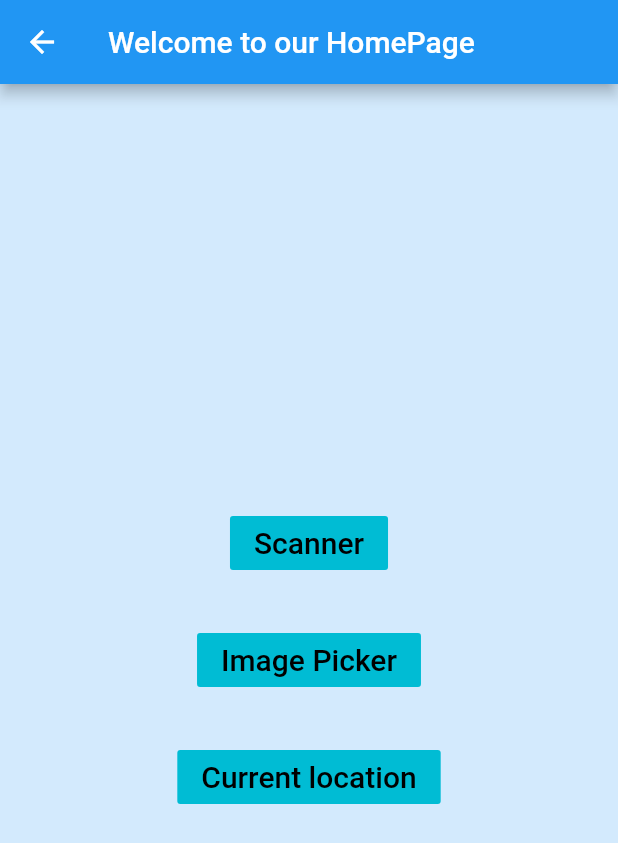
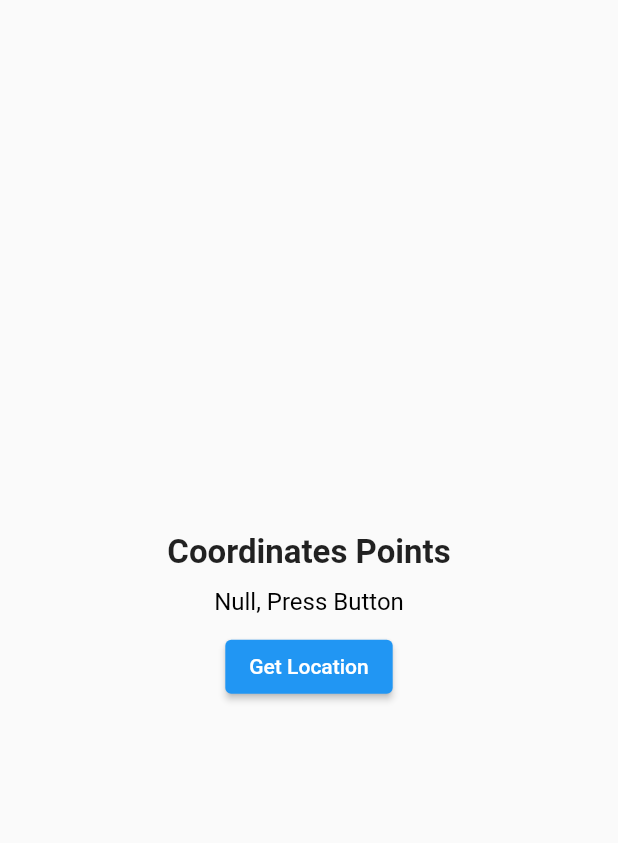
Before and after one commit to Md-Moniruzzaman/testproject, a Flutter app: the HomePage screen opened directly, after a tap on "Current location", on a phone screen of 412 x 824 dp. Shown: the top 843 px of the screen. Run offline on Flutter 3.47's test engine with Material 2 defaults, Android fonts, the phone set to English and light mode, and no system bars; our stand-ins replace geocoding, geolocator, image_picker; missing offline and left inert: flutter_barcode_scanner.

Commit message:
first commit

```diff
--- a/lib/pages/homePage.dart
+++ b/lib/pages/homePage.dart
@@ -1,8 +1,11 @@
 // import 'package:flutter/src/foundation/key.dart';
 // import 'package:flutter/src/widgets/framework.dart';
+// ignore_for_file: deprecated_member_use
+
 import 'package:flutter/material.dart';
 import 'package:testproject/pages/barcodeScannerPage.dart';
 import 'package:testproject/pages/imagePickerPage.dart';
+import 'package:testproject/pages/user_current_location.dart';
 
 class HomePage extends StatefulWidget {
   const HomePage({Key? key}) : super(key: key);
@@ -69,7 +72,12 @@ class _HomePageState extends State<HomePage> {
                   ),
                   color: Colors.cyan,
                   textColor: Colors.black,
-                  onPressed: () {},
+                  onPressed: () {
+                    Navigator.push(
+                        context,
+                        MaterialPageRoute(
+                            builder: (_) => UserCurrentLocation()));
+                  },
                 ),
               )
             ],
--- /dev/null
+++ b/lib/pages/user_current_location.dart
@@ -0,0 +1,83 @@
+import 'package:flutter/material.dart';
+import 'package:flutter/src/foundation/key.dart';
+import 'package:flutter/src/widgets/framework.dart';
+import 'package:geocoding/geocoding.dart';
+import 'package:geolocator/geolocator.dart';
+
+class UserCurrentLocation extends StatefulWidget {
+  const UserCurrentLocation({Key? key}) : super(key: key);
+
+  @override
+  State<UserCurrentLocation> createState() => _UserCurrentLocationState();
+}
+
+class _UserCurrentLocationState extends State<UserCurrentLocation> {
+  @override
+  Widget build(BuildContext context) {
+    String location = 'Null, Press Button';
+
+    Future<Position> _getGeoLocationPosition() async {
+      bool serviceEnabled;
+      LocationPermission permission;
+
+      serviceEnabled = await Geolocator.isLocationServiceEnabled();
+      if (!serviceEnabled) {
+        await Geolocator.openLocationSettings();
+        return Future.error('Location services are disabled.');
+      }
+      permission = await Geolocator.checkPermission();
+      if (permission == LocationPermission.denied) {
+        permission = await Geolocator.requestPermission();
+        if (permission == LocationPermission.denied) {
+          return Future.error('Location permissions are denied');
+        }
+      }
+      if (permission == LocationPermission.deniedForever) {
+        return Future.error(
+            'Location permissions are permanently denied, we cannot request permissions.');
+      }
+
+      return await Geolocator.getCurrentPosition(
+          desiredAccuracy: LocationAccuracy.high);
+    }
+
+    @override
+    void initState() {
+      _getGeoLocationPosition();
+    }
+
+    return Scaffold(
+      body: Center(
+        child: Column(
+          mainAxisAlignment: MainAxisAlignment.center,
+          children: [
+            const Text(
+              'Coordinates Points',
+              style: TextStyle(fontSize: 22, fontWeight: FontWeight.bold),
+            ),
+            const SizedBox(
+              height: 10,
+            ),
+            Text(
+              location,
+              style: TextStyle(color: Colors.black, fontSize: 16),
+            ),
+            const SizedBox(
+              height: 10,
+            ),
+            ElevatedButton(
+                onPressed: () async {
+                  Position position = await _getGeoLocationPosition();
+                  setState(() {
+                    location =
+                        'Latitude: ${position.latitude} , Longitude: ${position.longitude}';
+                  });
+                  print(location);
+                },
+                child: const Text('Get Location'))
+          ],
+        ),
+      ),
+    );
+  }
+}
--- a/pubspec.yaml
+++ b/pubspec.yaml
@@ -38,6 +38,8 @@ dependencies:
   camera: ^0.9.5+1
   path_provider: ^2.0.10
   image_picker: ^0.8.5+3
+  geolocator: ^8.2.1
+  geocoding: ^2.0.4
 
 
 
```
Also changed, not shown: pubspec.lock, 6 other files.
